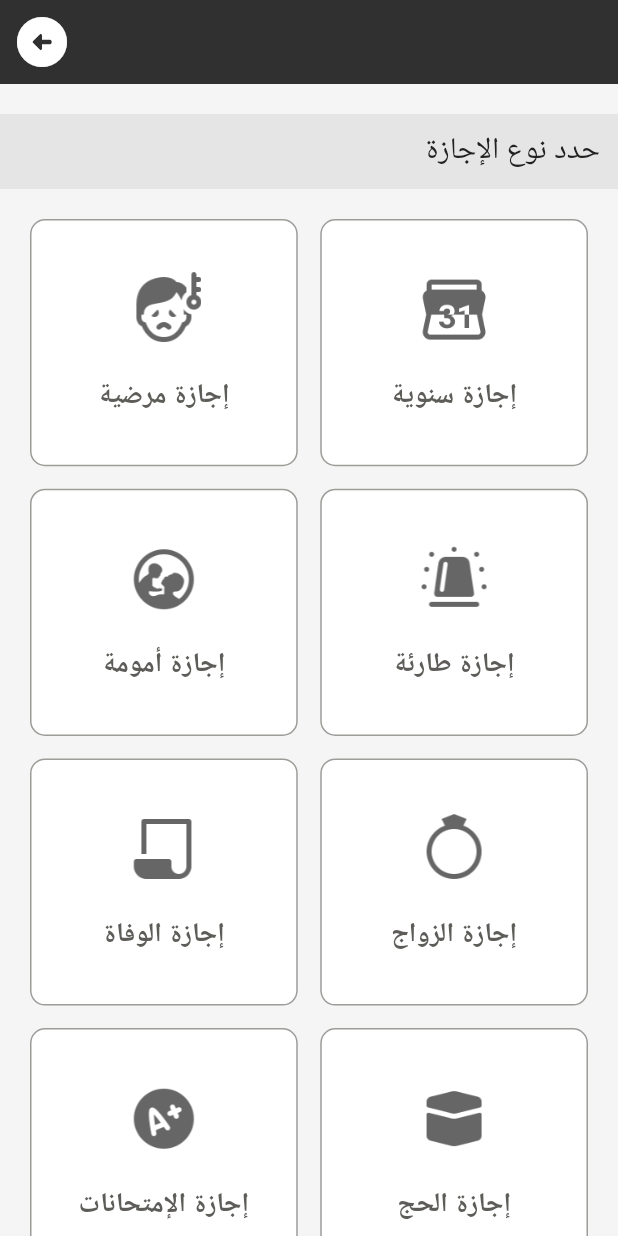
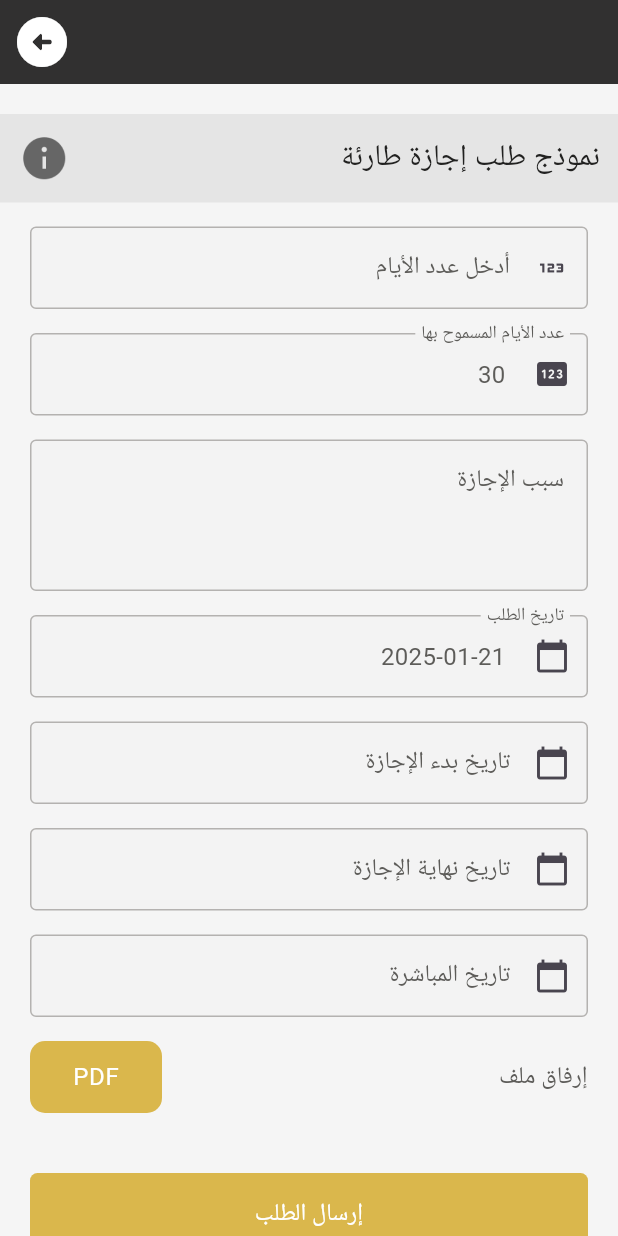
Before and after one commit to Ekram20/qacc_application, a Flutter app: the LeaveTypeSelectionPage screen opened by its route, after a tap on "إجازة طارئة", on a phone screen of 412 x 824 dp. Run offline on Flutter 3.47's test engine with Material 3 defaults, Android fonts, the phone set to English and light mode, and no system bars; our stand-ins replace auto_route, file_picker, font_awesome_flutter, gap, smooth_page_indicator; missing offline and left inert: syncfusion_flutter_pdfviewer; Roboto replaces fonts that are missing (Cairo).

Commit message:
emergency_leave_request

```diff
--- a/lib/router/app_router.dart
+++ b/lib/router/app_router.dart
@@ -18,7 +18,7 @@ class AppRouter extends $AppRouter {
         AutoRoute(page: HajjLeave.page),
         AutoRoute(page: ExamsLeave.page),
         AutoRoute(page: DeathLeave.page),
-
+        AutoRoute(page: EmergencyLeaveRequest.page),
 
       ];
 }
--- /dev/null
+++ b/lib/views/emergency_leave_request.dart
@@ -0,0 +1,202 @@
+import 'dart:io';
+
+import 'package:auto_route/auto_route.dart';
+import 'package:file_picker/file_picker.dart';
+import 'package:flutter/material.dart';
+import 'package:gap/gap.dart';
+import 'package:qacc_application/models/app_colors.dart';
+import 'package:qacc_application/widgets/custom_text_field.dart';
+import 'package:qacc_application/widgets/date_form_field_widget.dart';
+import 'package:qacc_application/widgets/large_button.dart';
+import 'package:qacc_application/widgets/leave_reason_field.dart';
+import 'package:qacc_application/widgets/pdf_widget.dart';
+import 'package:qacc_application/widgets/section_header.dart';
+
+@RoutePage()
+class EmergencyLeaveRequest extends StatefulWidget {
+  const EmergencyLeaveRequest({super.key});
+
+  @override
+  State<EmergencyLeaveRequest> createState() => _EmergencyLeaveRequestState();
+}
+
+class _EmergencyLeaveRequestState extends State<EmergencyLeaveRequest> {
+  final _formKey = GlobalKey<FormState>();
+
+  File? _file;
+  String? _selectedFile; // المتغير لتمثيل الملف الذي تم اختياره
+  bool isSubmitted = false; // لتتبع حالة الإرسال
+
+  // تعريف متغير للتحكم في عدد الأيام
+  TextEditingController daysController = TextEditingController();
+  // تعريف متغير للتحكم في تاريخ الطلب
+  TextEditingController requestDateController = TextEditingController();
+  // تعريف متغير للتحكم في تاريخ البداية
+  TextEditingController leaveStartController = TextEditingController();
+  // تعريف متغير للتحكم في تاريخ نهاية
+  TextEditingController leaveEndController = TextEditingController();
+  // تعريف متغير للتحكم في تاريخ المباشرة
+  TextEditingController resumptionController = TextEditingController();
+  // تعريف متغير للتحكم في سبب الإجازة
+  TextEditingController leaveReasonController = TextEditingController();
+
+  @override
+  Widget build(BuildContext context) {
+    return Scaffold(
+      appBar: AppBar(
+        leading: IconButton(
+          onPressed: () {
+            context.router.pop();
+          },
+          icon: Icon(
+            Icons.arrow_circle_left_rounded,
+            color: AppColors.white,
+            size: 40.0,
+          ),
+        ),
+      ),
+      body: Directionality(
+        textDirection: TextDirection.rtl,
+        child: SingleChildScrollView(
+          child: Form(
+            key: _formKey,
+            child: Column(
+              children: [
+                Gap(20),
+                SectionHeader(
+                  title: 'نموذج طلب إجازة طارئة',
+                  image: 'assets/images/Info.png',
+                  onImageTap: () {},
+                ),
+                Padding(
+                  padding: const EdgeInsets.symmetric(horizontal: 20.0),
+                  child: Column(
+                    children: [
+                      Gap(16.0),
+                      CustomTextField(
+                        controller: daysController,
+                        keyboardType: TextInputType.number,
+                        labelText: 'أدخل عدد الأيام',
+                        icon: Icons.onetwothree_outlined,
+                        validator: (value) =>
+                            value!.isEmpty ? 'يرجى إدخال عدد الأيام' : null,
+                        onChanged: (value) {
+                          setState(() {});
+                        },
+                      ),
+                      Gap(16.0), // مسافة بين الحقول
+                      // حقل عدد الأيام المسموح بها
+                      CustomTextField(
+                        controller: TextEditingController(text: "30"),
+                        readOnly: true,
+                        keyboardType: TextInputType.text,
+                        labelText: 'عدد الأيام المسموح بها',
+                        icon: Icons.pin_rounded,
+                      ),
+                      Gap(16.0),
+                      LeaveReasonField(
+                        onChanged: (value) {
+                          leaveReasonController.text = value; // حفظ النص
+                        },
+                      ),
+                      Gap(16.0),
+                      DateFormFieldWidget(
+                        days: int.tryParse(daysController.text) ??
+                            0, // تمرير حقل عدد الأيام
+                        requestDateController: requestDateController,
+                        startDateController: leaveStartController,
+                        endDateController: leaveEndController,
+                        resumeDateController: resumptionController,
+                      ),
+                      Gap(16.0),
+                      PdfWidget(
+                        title: 'إرفاق ملف',
+                        file: _file,
+                        openFilePicker: _openFilePicker,
+                        onFilePicked: (file) {
+                          setState(() {
+                            _file = file;
+                          });
+                        },
+                        validator: (value) => _file == null && isSubmitted
+                            ? 'يرجى إرفاق ملف'
+                            : null,
+                      ),
+
+                      Gap(10.0),
+                      LargeButton(
+                        buttonText: 'إرسال الطلب',
+                        color: AppColors.primaryColor,
+                        onPressed: _submitForm,
+                      ),
+                      Gap(20.0),
+                    ],
+                  ),
+                )
+              ],
+            ),
+          ),
+        ),
+      ),
+    );
+  }
+
+  void _submitForm() {
+    setState(() {
+      isSubmitted = true; // تعيين حالة الإرسال إلى true
+    });
+
+    // إذا تم اختيار "نعم" فقط يتم التحقق من الحقول
+    if (_formKey.currentState!.validate()) {
+      // تحقق إضافي لضمان أن الملف موجود عند اختيار "نعم"
+      if (_file == null) {
+        return; // إيقاف الإرسال إذا لم يتم اختيار ملف
+      }
+      // إضافة البيانات إلى الكائن requestData
+      Map<String, dynamic> requestData = {
+        'daysController': daysController.text,
+        'leaveReasonController':
+            leaveReasonController.text, // إضافة سبب الإجازة
+        'requestDateController': requestDateController.text,
+        'leaveStartController': leaveStartController.text,
+        'leaveEndController': leaveEndController.text,
+        'resumptionController': resumptionController.text,
+        'file': _file,
+      };
+
+      // عرض رسالة نجاح بعد إرسال البيانات
+      ScaffoldMessenger.of(context).showSnackBar(
+        SnackBar(
+          content: Text('البيانات: $requestData'),
+          duration: Duration(seconds: 2),
+          backgroundColor: Colors.green,
+        ),
+      );
+      // إعادة تعيين الحقول بعد الإرسال
+      setState(() {
+        daysController.clear();
+        leaveReasonController.clear();
+        leaveStartController.clear();
+        leaveEndController.clear();
+        resumptionController.clear();
+        _file = null; // إعادة تعيين الملف
+        isSubmitted = false;
+      });
+    }
+  }
+
+  // فتح نافذة لاختيار الملف
+  void _openFilePicker() async {
+    FilePickerResult? result = await FilePicker.platform.pickFiles(
+      type: FileType.custom,
+      allowedExtensions: ['pdf'],
+    );
+
+    if (result != null) {
+      setState(() {
+        _selectedFile = result.files.single.name;
+        _file = File(result.files.single.path!); // حفظ المسار للملف المختار
+      });
+    }
+  }
+}
--- a/lib/views/leave_type_selection_page.dart
+++ b/lib/views/leave_type_selection_page.dart
@@ -69,6 +69,7 @@ class LeaveTypeSelectionPage extends StatelessWidget {
                           Expanded(
                             child: InkWell(
                               onTap: (){
+                                context.router.push(EmergencyLeaveRequest());
 
                               },
                               child: ImageTextCard(
--- /dev/null
+++ b/lib/widgets/leave_reason_field.dart
@@ -0,0 +1,45 @@
+import 'package:flutter/material.dart';
+import 'package:qacc_application/models/app_colors.dart';
+
+class LeaveReasonField extends StatelessWidget {
+  final Function(String)? onChanged; // لمعالجة النص المدخل
+  final String? Function(String?)? validator; // للتحقق من صحة النص
+
+  const LeaveReasonField({
+    Key? key,
+    this.onChanged,
+    this.validator,
+  }) : super(key: key);
+
+  @override
+  Widget build(BuildContext context) {
+    return TextFormField(
+      textAlign: TextAlign.start,
+      maxLines: 3, // لجعل الحقل متعدد الأسطر
+      decoration: InputDecoration(
+        labelText: 'سبب الإجازة',
+        labelStyle: Theme.of(context).textTheme.bodyMedium,
+        alignLabelWithHint: true, // لضبط محاذاة labelText
+        border: OutlineInputBorder(),
+        fillColor: AppColors.secondaryColor.shade50,
+        filled: true,
+        enabledBorder: OutlineInputBorder(
+          borderSide: BorderSide(color: AppColors.secondaryColor.shade300),
+        ),
+        focusedBorder: OutlineInputBorder(
+          borderSide: BorderSide(color: AppColors.secondaryColor.shade600),
+        ),
+      ),
+      style: Theme.of(context).textTheme.bodyMedium,
+
+      onChanged: onChanged,
+      validator: validator ??
+          (value) {
+            if (value == null || value.isEmpty) {
+              return 'الرجاء إدخال سبب الإجازة';
+            }
+            return null;
+          },
+    );
+  }
+}
```
Also changed, not shown: lib/views/annual_leave_request.dart (+22 -0 lines), lib/views/sick_leave_request.dart (+30 -0 lines), lib/router/app_router.gr.dart.
